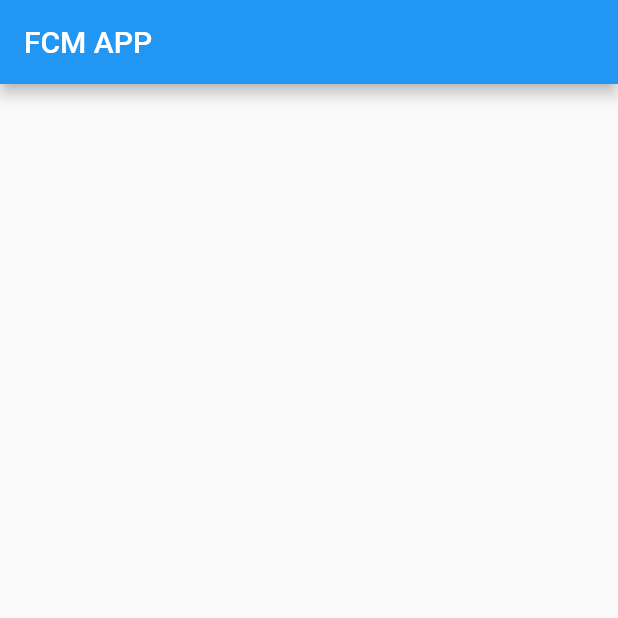
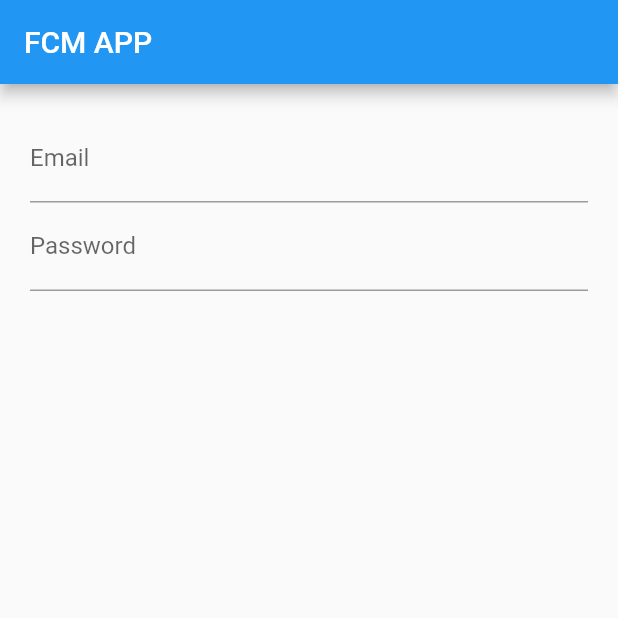
Before and after one commit to vikilinho/fcmapp, a Flutter app: the screen it shows after launch, on a phone screen of 412 x 824 dp, the top half of it. Run offline on Flutter 3.47's test engine with Material 2 defaults, Android fonts, the phone set to English and light mode, and no system bars; our stand-ins replace firebase_auth, firebase_core; accounts and stored records are empty.

```diff
--- a/lib/main.dart
+++ b/lib/main.dart
@@ -1,8 +1,11 @@
+// ignore_for_file: prefer_const_literals_to_create_immutables
+
 import 'package:flutter/material.dart';
 import 'package:firebase_core/firebase_core.dart';
 import 'firebase_options.dart';
 
 void main() async {
+  WidgetsFlutterBinding.ensureInitialized();
   await Firebase.initializeApp(
     options: DefaultFirebaseOptions.currentPlatform,
   );
@@ -12,7 +15,6 @@ void main() async {
 class MyApp extends StatelessWidget {
   const MyApp({Key? key}) : super(key: key);
 
-  // This widget is the root of your application.
   @override
   Widget build(BuildContext context) {
     return MaterialApp(
@@ -37,10 +39,23 @@ class _SignUpState extends State<SignUp> {
   @override
   Widget build(BuildContext context) {
     return Scaffold(
-      appBar: AppBar(
-        title: const Text('FCM APP'),
-      ),
-      body: Container(),
-    );
+        appBar: AppBar(
+          backgroundColor: Colors.blue,
+          title: const Text('FCM APP'),
+        ),
+        body: Padding(
+            padding: const EdgeInsets.all(20.0),
+            child: Column(children: <Widget>[
+              const TextField(
+                decoration: InputDecoration(
+                  labelText: 'Email',
+                ),
+              ),
+              const TextField(
+                decoration: InputDecoration(
+                  labelText: 'Password',
+                ),
+              ),
+            ])));
   }
 }
```
Also changed, not shown: 6 other files.
